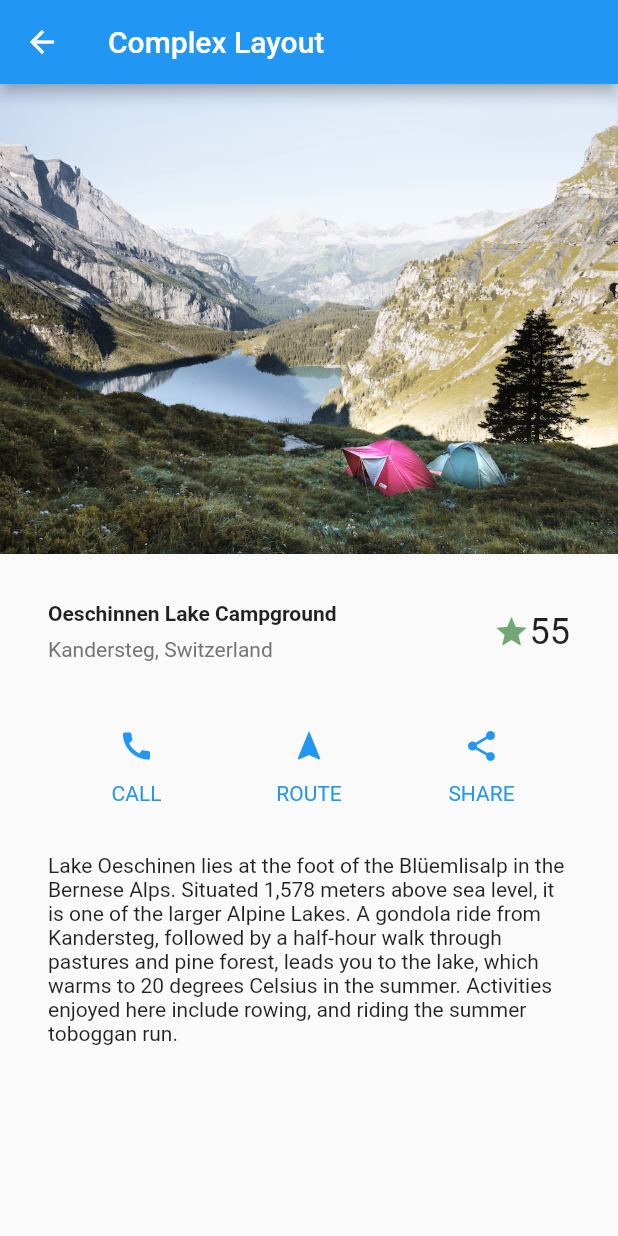
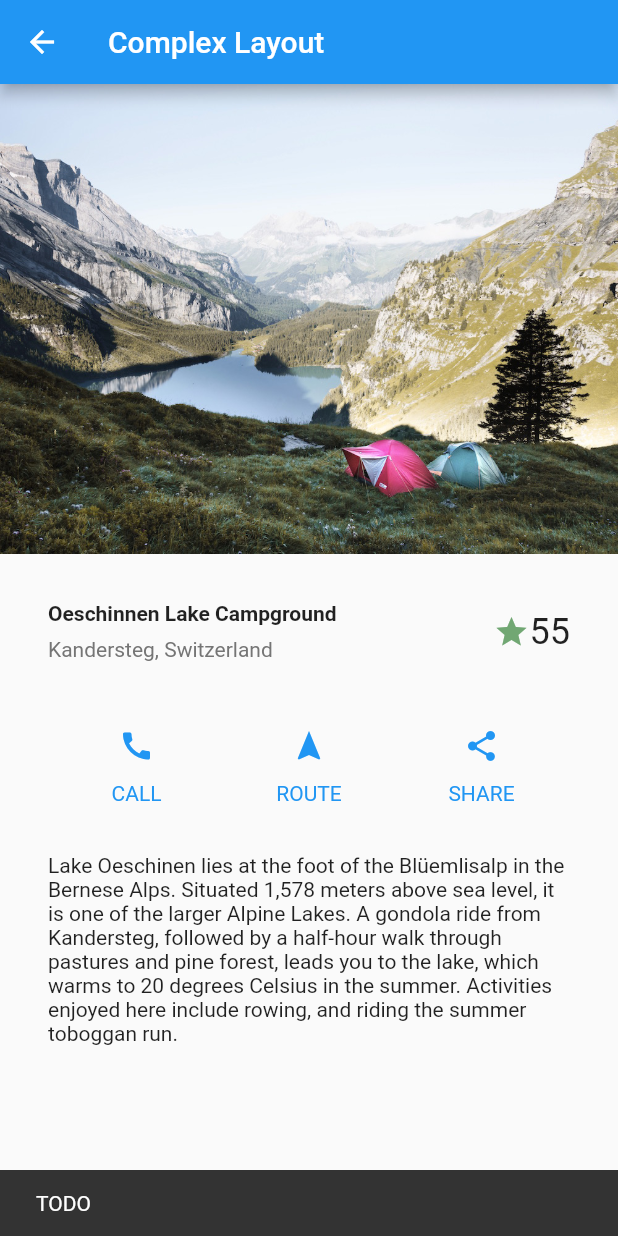
Before and after one commit to rlexa/flutter-research, a Flutter app: the ComplexLayoutWidget screen opened directly, after a tap on the "call" icon, on a phone screen of 412 x 824 dp. Run offline on Flutter 3.47's test engine with Material 2 defaults, Android fonts, the phone set to English and light mode, and no system bars.

Commit message:
added snackbar

```diff
--- a/lib/complex-layout/complex-layout.widget.dart
+++ b/lib/complex-layout/complex-layout.widget.dart
@@ -23,8 +23,13 @@ class ComplexLayoutWidget extends StatelessWidget {
   final String title;
   final DataDetails data;
 
+  DynamicBuildContextCallback showSnackbarCallback(String text) =>
+      (BuildContext context) =>
+          Scaffold.of(context).showSnackBar(SnackBar(content: Text(text)));
+
   @override
-  Widget build(BuildContext context) => Scaffold(
+  Widget build(BuildContext context) {
+    return Scaffold(
       appBar: AppBar(title: Text(title)),
       body: ListView(
         children: [
@@ -33,7 +38,20 @@ class ComplexLayoutWidget extends StatelessWidget {
               title: data.title,
               titleSub: data.titleSub,
               ratingNormalized: data.ratingNormalized),
-            SectionActionsWidget(),
+          SectionActionsWidget(actions: [
+            DataAction(
+                icon: Icons.call,
+                callback: showSnackbarCallback('TODO'),
+                text: 'CALL'),
+            DataAction(
+                icon: Icons.navigation,
+                callback: showSnackbarCallback('TODO'),
+                text: 'ROUTE'),
+            DataAction(
+                icon: Icons.share,
+                callback: showSnackbarCallback('TODO'),
+                text: 'SHARE'),
+          ]),
           Container(
             padding: EdgeInsets.all(32),
             child: Text(data.description, softWrap: true),
@@ -42,3 +60,4 @@ class ComplexLayoutWidget extends StatelessWidget {
       ),
     );
   }
+}
--- a/lib/complex-layout/section-actions.widget.dart
+++ b/lib/complex-layout/section-actions.widget.dart
@@ -1,41 +1,46 @@
 import 'package:flutter/material.dart';
 
+typedef DynamicBuildContextCallback = dynamic Function(BuildContext context);
+
+class DataAction {
+  DataAction({@required this.callback, @required this.icon, this.text = ''});
+  final IconData icon;
+  final String text;
+  final DynamicBuildContextCallback callback;
+}
+
 class SectionActionsWidget extends StatelessWidget {
+  SectionActionsWidget({Key key, @required this.actions}) : super(key: key);
+
+  final List<DataAction> actions;
+
   @override
   Widget build(BuildContext context) => Container(
         padding: const EdgeInsets.all(0),
         child: Row(
           mainAxisAlignment: MainAxisAlignment.spaceEvenly,
           crossAxisAlignment: CrossAxisAlignment.start,
-          children: [
-            _ActionWidget(icon: Icons.call, callback: () {}, text: 'CALL'),
-            _ActionWidget(
-                icon: Icons.navigation, callback: () {}, text: 'ROUTE'),
-            _ActionWidget(icon: Icons.share, callback: () {}, text: 'SHARE')
-          ],
+          children:
+              actions.map((action) => _ActionWidget(data: action)).toList(),
         ),
       );
 }
 
 class _ActionWidget extends StatelessWidget {
-  _ActionWidget(
-      {Key key, @required this.callback, @required this.icon, this.text = ''})
-      : super(key: key);
+  _ActionWidget({Key key, @required this.data}) : super(key: key);
 
-  final IconData icon;
-  final String text;
-  final VoidCallback callback;
+  final DataAction data;
 
   @override
   Widget build(BuildContext context) => Column(
         children: [
           IconButton(
-            icon: Icon(icon),
-            onPressed: callback,
+            icon: Icon(data.icon),
+            onPressed: () => data.callback(context),
             color: Theme.of(context).primaryColor,
           ),
           Text(
-            text,
+            data.text,
             style: TextStyle(color: Theme.of(context).primaryColor),
           ),
         ],
```
Lines whose indentation alone changed are shown as unchanged.
